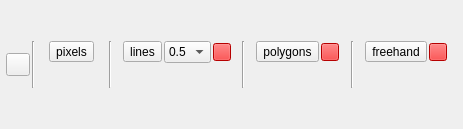
Old version of the form ui/view_widget_multi.ui in the repository SMByC/ThRasE.
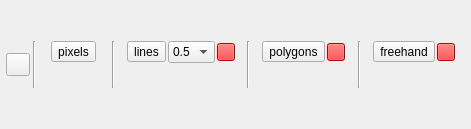
New version of the form. Icons and pictures are not drawn. Custom widgets are drawn as their Qt base class.

Commit message: Many typos and fixes in text and tooltips. Adjustments in the autofill dialog

The edit to the form file:
```diff
--- a/ui/view_widget_multi.ui
+++ b/ui/view_widget_multi.ui
@@ -6,7 +6,7 @@
    <rect>
     <x>0</x>
     <y>0</y>
-    <width>463</width>
+    <width>471</width>
     <height>129</height>
    </rect>
   </property>
@@ -60,7 +60,7 @@
     <widget class="QWidget" name="widget_EditionTools" native="true">
      <layout class="QHBoxLayout" name="horizontalLayout_2">
       <property name="spacing">
-       <number>2</number>
+       <number>3</number>
       </property>
       <property name="leftMargin">
        <number>3</number>
```
Left out of the diff: 16 changed lines with no effect on the pictures. The commit also changes 5 other files.
